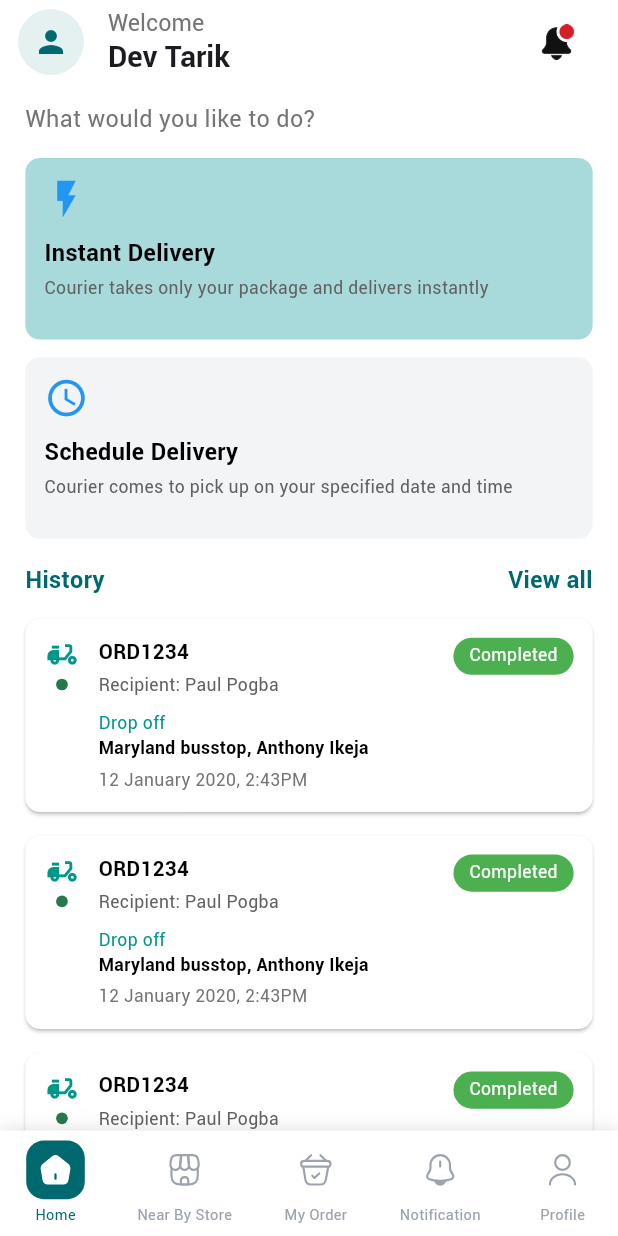
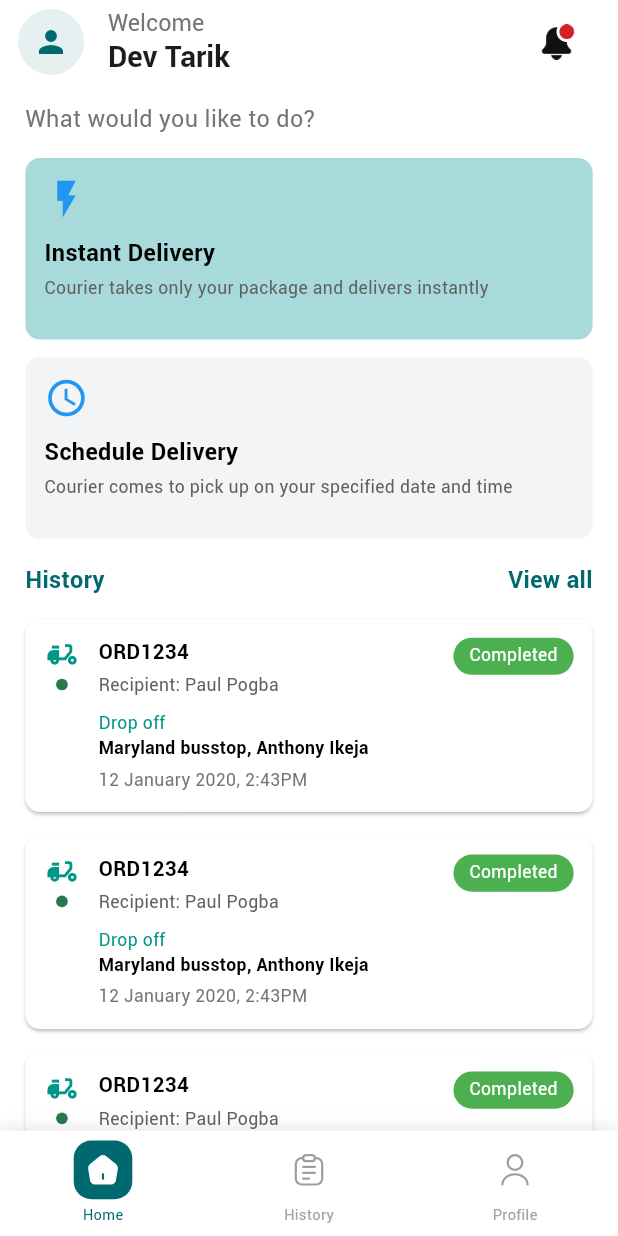
Before and after one commit to tarikbinaziz/parcel_track, a Flutter app: the DashBoardScreen screen opened by its route, on a phone screen of 412 x 824 dp. Run offline on Flutter 3.47's test engine with Material 3 defaults, Android fonts, the phone set to English and light mode, and no system bars; our stand-ins replace animated_toggle_switch, cached_network_image, carousel_slider, dio, flutter_easyloading, flutter_form_builder and 14 more; missing offline and left inert: flutter_downloader, open_file_plus; accounts and stored records are empty; generated files the repository leaves out were written again; Roboto replaces fonts that are missing (Rotobo); project files that could hold a hidden picture were left out.

Commit message:
bottom done

```diff
--- a/lib/views/dashboard/components/bottom_nav_bar.dart
+++ b/lib/views/dashboard/components/bottom_nav_bar.dart
@@ -99,6 +99,10 @@ class BottomNavBar extends ConsumerWidget {
               padding: EdgeInsets.all(8.r),
               child: SvgPicture.asset(
                 isActive ? selectedIcon : unselectedIcon,
+                colorFilter: ColorFilter.mode(
+                  isActive ? AppColor.whiteColor : Colors.grey,
+                  BlendMode.srcIn,
+                ),
               ),
             ),
           ],
@@ -117,24 +121,18 @@ class BottomNavBar extends ConsumerWidget {
 
   final List<String> _unSelectedIcon = [
     "assets/svgs/home.svg",
-    "assets/svgs/shop.svg",
-    "assets/svgs/order.svg",
-    "assets/svgs/notification.svg",
+    "assets/svgs/notepad.svg",
     "assets/svgs/user.svg",
   ];
   final List<String> _selectedIcon = [
     "assets/svgs/home_selected.svg",
-    "assets/svgs/shop_selected.svg",
-    "assets/svgs/order_selected.svg",
-    "assets/svgs/notification_selected.svg",
+    "assets/svgs/notepad-fill.svg",
     "assets/svgs/user_selected.svg",
   ];
 
   List<String> _text(BuildContext context) => [
         S.of(context).home,
-        S.of(context).shop,
-        S.of(context).order,
-        S.of(context).notification,
+        "History",
         S.of(context).profile,
       ];
 }
--- a/lib/views/dashboard/dashboard_screen.dart
+++ b/lib/views/dashboard/dashboard_screen.dart
@@ -4,8 +4,6 @@ import 'package:parcel_track/controllers/misc/misc_provider.dart';
 import 'package:parcel_track/views/dashboard/components/bottom_nav_bar.dart';
 import 'package:parcel_track/views/dashboard/home_screen/home_screen.dart';
 import 'package:parcel_track/views/dashboard/nearby_store/near_by_store.dart';
-import 'package:parcel_track/views/dashboard/notificaton_screen/notification_screen.dart';
-import 'package:parcel_track/views/dashboard/order_screen/my_order_screen.dart';
 import 'package:parcel_track/views/dashboard/profile_screen/profile_screen.dart';
 
 class DashBoardScreen extends ConsumerWidget {
@@ -17,10 +15,6 @@ class DashBoardScreen extends ConsumerWidget {
       case 1:
         return const NearbyStoreScreen();
       case 2:
-        return const MyOrderScreen();
-      case 3:
-        return const NotificationScreen();
-      case 4:
         return const ProfileScreen();
       default:
         return const SizedBox.shrink();
```
Also changed, not shown: assets/svgs/notepad-fill.svg (added), assets/svgs/notepad.svg (added).
